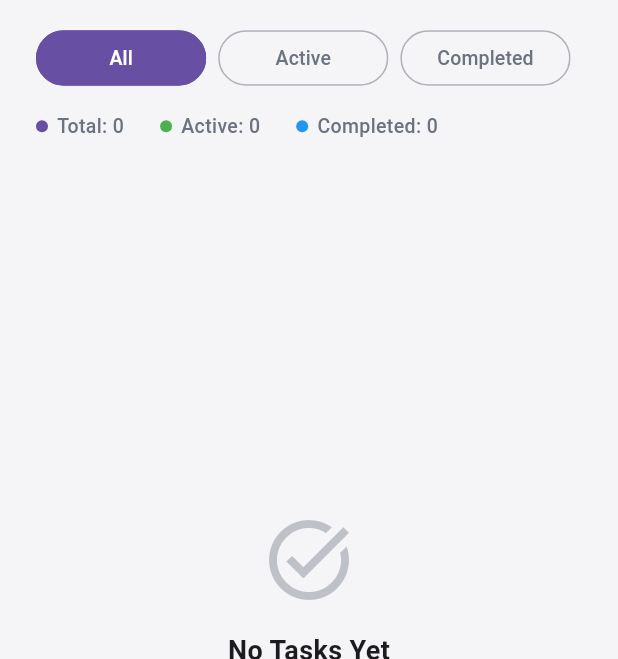
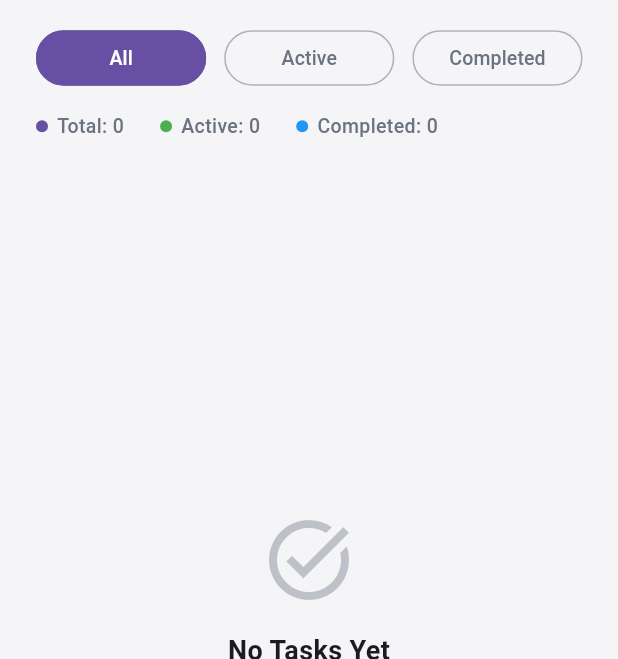
Before and after one commit to TotallyIndecisive/flutter-to-do-app, a Flutter app: the screen it shows after launch, on a phone screen of 412 x 824 dp, the part 170-829 px from its top. Run offline on Flutter 3.47's test engine with Material 3 defaults, Android fonts, the phone set to English and light mode, and no system bars; our stand-ins replace hive, hive_flutter; accounts and stored records are empty.

Commit message:
Updated filter layout to be centralised and adaptable on any screen size

```diff
--- a/lib/main.dart
+++ b/lib/main.dart
@@ -693,14 +693,17 @@ class _MyHomePageState extends State<MyHomePage> {
               ),
             Padding(
               padding: const EdgeInsets.symmetric(horizontal: 24, vertical: 8),
+              child: Center(
                 child: Row(
+                  mainAxisSize: MainAxisSize.min,
                   children: [
                     _buildFilterChip('All', FilterType.all),
-                  const SizedBox(width: 8),
+                    const SizedBox(width: 12),
                     _buildFilterChip('Active', FilterType.active),
-                  const SizedBox(width: 8),
+                    const SizedBox(width: 12),
                     _buildFilterChip('Completed', FilterType.completed),
                   ],
+                ),
               ),
             ),
             Padding(
```
Lines whose indentation alone changed are shown as unchanged.
